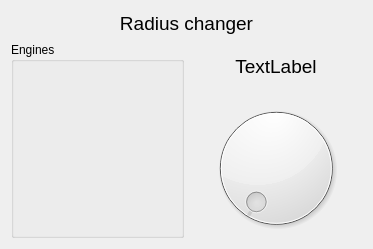
Old version of the form flexor.ui in the repository Dmytr0K/steppers_control_se.
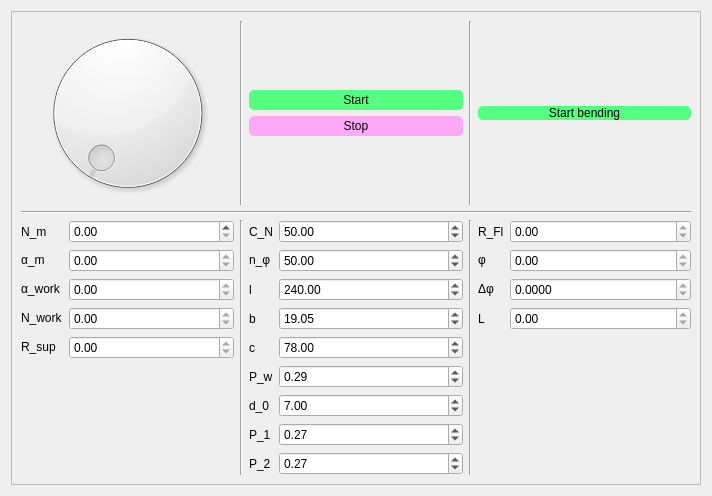
New version of the form.

Commit message: Flexor and sending fix.

```diff
--- a/flexor.ui
+++ b/flexor.ui
@@ -6,53 +6,536 @@
    <rect>
     <x>0</x>
     <y>0</y>
-    <width>373</width>
-    <height>249</height>
+    <width>712</width>
+    <height>496</height>
    </rect>
   </property>
   <property name="windowTitle">
    <string>Form</string>
   </property>
-  <layout class="QGridLayout" name="gridLayout_3">
-   <item row="1" column="1">
-    <widget class="QLabel" name="label">
-     <property name="maximumSize">
-      <size>
-       <width>16777215</width>
-       <height>50</height>
-      </size>
+  <layout class="QGridLayout" name="gridLayout">
+   <item row="0" column="0">
+    <widget class="QScrollArea" name="scrollArea">
+     <property name="widgetResizable">
+      <bool>true</bool>
      </property>
-     <property name="text">
-      <string>&lt;html&gt;&lt;head/&gt;&lt;body&gt;&lt;p align=&quot;center&quot;&gt;&lt;span style=&quot; font-size:14pt;&quot;&gt;TextLabel&lt;/span&gt;&lt;/p&gt;&lt;/body&gt;&lt;/html&gt;</string>
-     </property>
-    </widget>
-   </item>
-   <item row="2" column="1">
-    <widget class="QDial" name="dial"/>
-   </item>
-   <item row="1" column="0" rowspan="2">
-    <widget class="QGroupBox" name="groupBox">
-     <property name="title">
-      <string>Engines</string>
-     </property>
-     <layout class="QGridLayout" name="gridLayout">
-      <item row="0" column="1">
-       <layout class="QGridLayout" name="grid_engines"/>
-      </item>
-     </layout>
-    </widget>
-   </item>
-   <item row="0" column="0" colspan="2">
-    <widget class="QLabel" name="label_2">
-     <property name="maximumSize">
-      <size>
-       <width>16777215</width>
-       <height>25</height>
-      </size>
-     </property>
-     <property name="text">
-      <string>&lt;html&gt;&lt;head/&gt;&lt;body&gt;&lt;p align=&quot;center&quot;&gt;&lt;span style=&quot; font-size:14pt;&quot;&gt;Radius changer&lt;/span&gt;&lt;/p&gt;&lt;/body&gt;&lt;/html&gt;</string>
-     </property>
+     <widget class="QWidget" name="scrollAreaWidgetContents">
+      <property name="geometry">
+       <rect>
+        <x>0</x>
+        <y>0</y>
+        <width>692</width>
+        <height>476</height>
+       </rect>
+      </property>
+      <layout class="QGridLayout" name="gridLayout_3">
+       <item row="0" column="0">
+        <layout class="QGridLayout" name="gridLayout_2">
+         <item row="0" column="3">
+          <widget class="Line" name="line_3">
+           <property name="orientation">
+            <enum>Qt::Vertical</enum>
+           </property>
+          </widget>
+         </item>
+         <item row="2" column="4">
+          <layout class="QFormLayout" name="formLayout_3">
+           <item row="0" column="0">
+            <widget class="QLabel" name="label_12">
+             <property name="text">
+              <string>R_Fl</string>
+             </property>
+            </widget>
+           </item>
+           <item row="0" column="1">
+            <widget class="QDoubleSpinBox" name="value_R_Fl">
+             <property name="readOnly">
+              <bool>true</bool>
+             </property>
+             <property name="maximum">
+              <double>1000.000000000000000</double>
+             </property>
+            </widget>
+           </item>
+           <item row="1" column="0">
+            <widget class="QLabel" name="label_13">
+             <property name="text">
+              <string>&lt;p&gt;&amp;#966;</string>
+             </property>
+            </widget>
+           </item>
+           <item row="1" column="1">
+            <widget class="QDoubleSpinBox" name="value_phi">
+             <property name="readOnly">
+              <bool>true</bool>
+             </property>
+             <property name="maximum">
+              <double>1000.000000000000000</double>
+             </property>
+            </widget>
+           </item>
+           <item row="2" column="0">
+            <widget class="QLabel" name="label_14">
+             <property name="text">
+              <string>&lt;p&gt;&amp;#916;&amp;#966;</string>
+             </property>
+            </widget>
+           </item>
+           <item row="2" column="1">
+            <widget class="QDoubleSpinBox" name="value_delta_phi">
+             <property name="readOnly">
+              <bool>true</bool>
+             </property>
+             <property name="decimals">
+              <number>4</number>
+             </property>
+             <property name="maximum">
+              <double>1000.000000000000000</double>
+             </property>
+            </widget>
+           </item>
+           <item row="3" column="0">
+            <widget class="QLabel" name="label_19">
+             <property name="text">
+              <string>L</string>
+             </property>
+            </widget>
+           </item>
+           <item row="3" column="1">
+            <widget class="QDoubleSpinBox" name="value_L">
+             <property name="readOnly">
+              <bool>true</bool>
+             </property>
+             <property name="maximum">
+              <double>1000.000000000000000</double>
+             </property>
+            </widget>
+           </item>
+          </layout>
+         </item>
+         <item row="2" column="1">
+          <widget class="Line" name="line_5">
+           <property name="orientation">
+            <enum>Qt::Vertical</enum>
+           </property>
+          </widget>
+         </item>
+         <item row="0" column="0">
+          <widget class="QDial" name="dial_flexor">
+           <property name="maximum">
+            <number>42</number>
+           </property>
+           <property name="singleStep">
+            <number>1</number>
+           </property>
+          </widget>
+         </item>
+         <item row="2" column="3">
+          <widget class="Line" name="line_4">
+           <property name="orientation">
+            <enum>Qt::Vertical</enum>
+           </property>
+          </widget>
+         </item>
+         <item row="1" column="0" colspan="5">
+          <widget class="Line" name="line">
+           <property name="orientation">
+            <enum>Qt::Horizontal</enum>
+           </property>
+          </widget>
+         </item>
+         <item row="0" column="1">
+          <widget class="Line" name="line_2">
+           <property name="orientation">
+            <enum>Qt::Vertical</enum>
+           </property>
+          </widget>
+         </item>
+         <item row="2" column="2">
+          <layout class="QFormLayout" name="formLayout_2">
+           <item row="0" column="0">
+            <widget class="QLabel" name="label_6">
+             <property name="text">
+              <string>C_N</string>
+             </property>
+            </widget>
+           </item>
+           <item row="0" column="1">
+            <widget class="QDoubleSpinBox" name="value_C_N">
+             <property name="maximum">
+              <double>1000.000000000000000</double>
+             </property>
+             <property name="value">
+              <double>50.000000000000000</double>
+             </property>
+            </widget>
+           </item>
+           <item row="1" column="0">
+            <widget class="QLabel" name="label_7">
+             <property name="text">
+              <string>&lt;p&gt;n_&amp;#966;&lt;/p&gt;</string>
+             </property>
+            </widget>
+           </item>
+           <item row="1" column="1">
+            <widget class="QDoubleSpinBox" name="value_n_phi">
+             <property name="maximum">
+              <double>1000.000000000000000</double>
+             </property>
+             <property name="value">
+              <double>50.000000000000000</double>
+             </property>
+            </widget>
+           </item>
+           <item row="2" column="0">
+            <widget class="QLabel" name="label_8">
+             <property name="text">
+              <string>l</string>
+             </property>
+            </widget>
+           </item>
+           <item row="2" column="1">
+            <widget class="QDoubleSpinBox" name="value_l">
+             <property name="maximum">
+              <double>1000.000000000000000</double>
+             </property>
+             <property name="value">
+              <double>240.000000000000000</double>
+             </property>
+            </widget>
+           </item>
+           <item row="3" column="0">
+            <widget class="QLabel" name="label_9">
+             <property name="text">
+              <string>b</string>
+             </property>
+            </widget>
+           </item>
+           <item row="3" column="1">
+            <widget class="QDoubleSpinBox" name="value_b">
+             <property name="maximum">
+              <double>1000.000000000000000</double>
+             </property>
+             <property name="value">
+              <double>19.050000000000001</double>
+             </property>
+            </widget>
+           </item>
+           <item row="4" column="0">
+            <widget class="QLabel" name="label_10">
+             <property name="text">
+              <string>c</string>
+             </property>
+            </widget>
+           </item>
+           <item row="4" column="1">
+            <widget class="QDoubleSpinBox" name="value_c">
+             <property name="maximum">
+              <double>1000.000000000000000</double>
+             </property>
+             <property name="value">
+              <double>78.000000000000000</double>
+             </property>
+            </widget>
+           </item>
+           <item row="6" column="0">
+            <widget class="QLabel" name="label_11">
+             <property name="text">
+              <string>d_0</string>
+             </property>
+            </widget>
+           </item>
+           <item row="6" column="1">
+            <widget class="QDoubleSpinBox" name="value_d_0">
+             <property name="maximum">
+              <double>1000.000000000000000</double>
+             </property>
+             <property name="value">
+              <double>7.000000000000000</double>
+             </property>
+            </widget>
+           </item>
+           <item row="7" column="0">
+            <widget class="QLabel" name="label_20">
+             <property name="text">
+              <string>P_1</string>
+             </property>
+            </widget>
+           </item>
+           <item row="8" column="0">
+            <widget class="QLabel" name="label_21">
+             <property name="text">
+              <string>P_2</string>
+             </property>
+            </widget>
+           </item>
+           <item row="7" column="1">
+            <widget class="QDoubleSpinBox" name="value_P1">
+             <property name="maximum">
+              <double>1000.000000000000000</double>
+             </property>
+             <property name="value">
+              <double>0.270000000000000</double>
+             </property>
+            </widget>
+           </item>
+           <item row="8" column="1">
+            <widget class="QDoubleSpinBox" name="value_P2">
+             <property name="maximum">
+              <double>1000.000000000000000</double>
+             </property>
+             <property name="value">
+              <double>0.270000000000000</double>
+             </property>
+            </widget>
+           </item>
+           <item row="5" column="0">
+            <widget class="QLabel" name="label_22">
+             <property name="text">
+              <string>P_w</string>
+             </property>
+            </widget>
+           </item>
+           <item row="5" column="1">
+            <widget class="QDoubleSpinBox" name="value_P_w">
+             <property name="value">
+              <double>0.290000000000000</double>
+             </property>
+            </widget>
+           </item>
+          </layout>
+         </item>
+         <item row="2" column="0">
+          <layout class="QFormLayout" name="formLayout">
+           <item row="0" column="0">
+            <widget class="QLabel" name="label">
+             <property name="text">
+              <string>N_m</string>
+             </property>
+            </widget>
+           </item>
+           <item row="1" column="0">
+            <widget class="QLabel" name="label_2">
+             <property name="text">
+              <string>&lt;p&gt;&amp;#945;_m&lt;/p&gt;</string>
+             </property>
+            </widget>
+           </item>
+           <item row="2" column="0">
+            <widget class="QLabel" name="label_3">
+             <property name="text">
+              <string>&lt;p&gt;&amp;#945;_work&lt;/p&gt;</string>
+             </property>
+            </widget>
+           </item>
+           <item row="3" column="0">
+            <widget class="QLabel" name="label_4">
+             <property name="text">
+              <string>&lt;p&gt;N_work&lt;/p&gt;</string>
+             </property>
+            </widget>
+           </item>
+           <item row="4" column="0">
+            <widget class="QLabel" name="label_5">
+             <property name="text">
+              <string>&lt;p&gt;R_sup&lt;/p&gt;</string>
+             </property>
+            </widget>
+           </item>
+           <item row="1" column="1">
+            <widget class="QDoubleSpinBox" name="value_alpha_m">
+             <property name="enabled">
+              <bool>true</bool>
+             </property>
+             <property name="readOnly">
+              <bool>true</bool>
+             </property>
+             <property name="maximum">
+              <double>1000.000000000000000</double>
+             </property>
+            </widget>
+           </item>
+           <item row="2" column="1">
+            <widget class="QDoubleSpinBox" name="value_alpha_work">
+             <property name="readOnly">
+              <bool>true</bool>
+             </property>
+             <property name="maximum">
+              <double>1000.000000000000000</double>
+             </property>
+            </widget>
+           </item>
+           <item row="3" column="1">
+            <widget class="QDoubleSpinBox" name="value_N_work">
+             <property name="readOnly">
+              <bool>true</bool>
+             </property>
+             <property name="maximum">
+              <double>1000.000000000000000</double>
+             </property>
+            </widget>
+           </item>
+           <item row="4" column="1">
+            <widget class="QDoubleSpinBox" name="value_R_sup">
+             <property name="readOnly">
+              <bool>true</bool>
+             </property>
+             <property name="maximum">
+              <double>1000000.000000000000000</double>
+             </property>
+            </widget>
+           </item>
+           <item row="0" column="1">
+            <widget class="QDoubleSpinBox" name="value_N_m">
+             <property name="maximum">
+              <double>160.000000000000000</double>
+             </property>
+            </widget>
+           </item>
+          </layout>
+         </item>
+         <item row="0" column="2">
+          <layout class="QVBoxLayout" name="verticalLayout_2">
+           <item>
+            <spacer name="verticalSpacer_3">
+             <property name="orientation">
+              <enum>Qt::Vertical</enum>
+             </property>
+             <property name="sizeHint" stdset="0">
+              <size>
+               <width>20</width>
+               <height>40</height>
+              </size>
+             </property>
+            </spacer>
+           </item>
+           <item>
+            <widget class="QPushButton" name="button_start">
+             <property name="minimumSize">
+              <size>
+               <width>0</width>
+               <height>20</height>
+              </size>
+             </property>
+             <property name="styleSheet">
+              <string notr="true">QPushButton:!pressed
+{
+	background-color: rgb(85,255,127);
+	border-radius: 5px;
+	font: 12pt &quot;Arial&amp;quot&quot;;
+}
+
+QPushButton:pressed
+{
+	background-color: rgb(85,255,127);
+	border-radius: 5px;
+	font: 11pt &quot;Arial&amp;quot&quot;;
+}</string>
+             </property>
+             <property name="text">
+              <string>Start</string>
+             </property>
+            </widget>
+           </item>
+           <item>
+            <widget class="QPushButton" name="button_stop">
+             <property name="minimumSize">
+              <size>
+               <width>0</width>
+               <height>20</height>
+              </size>
+             </property>
+             <property name="styleSheet">
+              <string notr="true">QPushButton:!pressed
+{
+	background-color: rgb(254, 168, 248);
+	border-radius: 5px;
+	font: 12pt &quot;Arial&amp;quot&quot;;
+}
+
+QPushButton:pressed
+{
+	background-color: rgb(254, 168, 248);
+	border-radius: 5px;
+	font: 11pt &quot;Arial&amp;quot&quot;;
+}</string>
+             </property>
+             <property name="text">
+              <string>Stop</string>
+             </property>
+            </widget>
+           </item>
+           <item>
+            <spacer name="verticalSpacer_2">
+             <property name="orientation">
+              <enum>Qt::Vertical</enum>
+             </property>
+             <property name="sizeHint" stdset="0">
+              <size>
+               <width>20</width>
+               <height>40</height>
+              </size>
+             </property>
+            </spacer>
+           </item>
+          </layout>
+         </item>
+         <item row="0" column="4">
+          <layout class="QGridLayout" name="gridLayout_4">
+           <item row="1" column="0">
+            <widget class="QPushButton" name="button_bending">
+             <property name="styleSheet">
+              <string notr="true">QPushButton:!pressed
+{
+	background-color: rgb(85,255,127);
+	border-radius: 5px;
+	font: 12pt &quot;Arial&amp;quot&quot;;
+}
+
+QPushButton:pressed
+{
+	background-color: rgb(85,255,127);
+	border-radius: 5px;
+	font: 11pt &quot;Arial&amp;quot&quot;;
+}</string>
+             </property>
+             <property name="text">
+              <string>Start bending</string>
+             </property>
+            </widget>
+           </item>
+           <item row="0" column="0">
+            <spacer name="verticalSpacer">
+             <property name="orientation">
+              <enum>Qt::Vertical</enum>
+             </property>
+             <property name="sizeHint" stdset="0">
+              <size>
+               <width>20</width>
+               <height>40</height>
+              </size>
+             </property>
+            </spacer>
+           </item>
+           <item row="2" column="0">
+            <spacer name="verticalSpacer_4">
+             <property name="orientation">
+              <enum>Qt::Vertical</enum>
+             </property>
+             <property name="sizeHint" stdset="0">
+              <size>
+               <width>20</width>
+               <height>40</height>
+              </size>
+             </property>
+            </spacer>
+           </item>
+          </layout>
+         </item>
+        </layout>
+       </item>
+      </layout>
+     </widget>
     </widget>
    </item>
   </layout>
```
Left out of the diff: 4 changed lines with no effect on the pictures. The commit also changes 8 other files.
